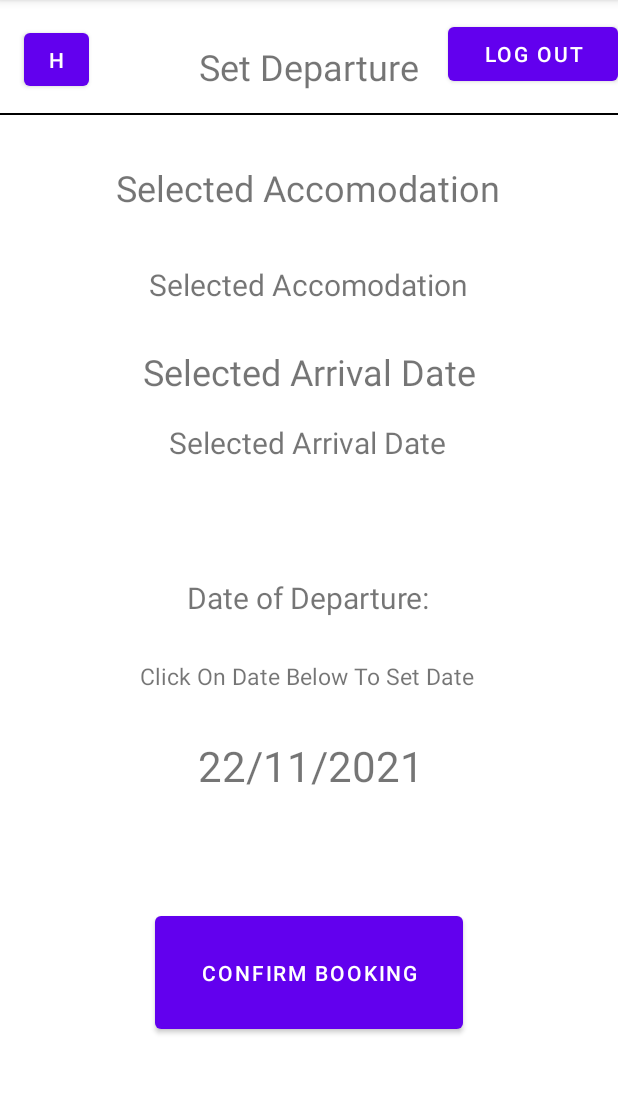
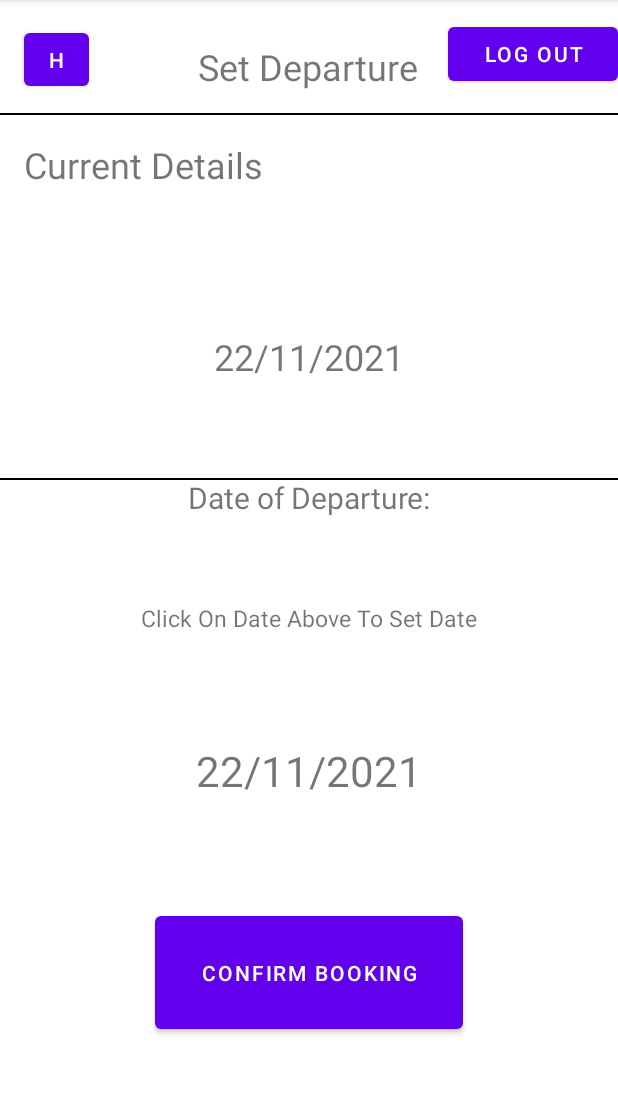
Before and after one commit to J4yLo/FarmBnB, an Android app: the MakeABooking2 screen opened directly, with no data from a screen before it, after a tap on "SET DEPARTURE DATE", on a phone screen of 412 x 824 dp, the part 84-1178 px from its top. Run offline under Robolectric (Android 15) with nearby library versions, the phone set to English and light mode, and no system bars.

Commit message:
Passing on Variables to different pages

```diff
--- a/app/src/main/java/com/example/farmbnb/MakeABooking2.java
+++ b/app/src/main/java/com/example/farmbnb/MakeABooking2.java
@@ -10,6 +10,7 @@ import android.view.View;
 import android.widget.Button;
 import android.widget.DatePicker;
 import android.widget.TextView;
+import android.widget.Toast;
 
 import java.util.Calendar;
 
@@ -20,6 +21,15 @@ public class MakeABooking2 extends AppCompatActivity {
     private Button btnLogOut3;
     private Button btnBack3;
     private TextView ArrivalDate;
+    private TextView txtSelectedAccomodation2;
+    private String SelectedDate = "None Selected Error";
+    private String Acc = "None Selected Error";
+    private String UserName = "Error";
+
+    // Variables to pass onto next view
+    public static final String DateOfArrival = "com.example.farmbnb.DateOfArrival";
+    public static final String Accommodation = "com.example.farmbnb.Accommodation";
+    public static final String UserID = "com.example.farmbnb.UserID";
 
 
 
@@ -29,10 +39,33 @@ public class MakeABooking2 extends AppCompatActivity {
         setContentView(R.layout.activity_make_abooking2);
 
 
+
+
+        //Get Variables From Login To Display UserName On Page
+        Intent AccommodationType = getIntent();
+        String Accom = AccommodationType.getStringExtra(MakeABooking.AccommodationType);
+
+
         ArrivalDate = findViewById(R.id.ArrivalDate);
         btnSelectDeparture = findViewById(R.id.btnSelectDeparture);
         btnLogOut3 = findViewById(R.id.btnLogOut3);
         btnBack3 = findViewById(R.id.btnBack3);
+        txtSelectedAccomodation2 = findViewById(R.id.txtSelectedAccomodation2);
+
+
+        //Get Variables From Previous View
+        Intent UserID = getIntent();
+        UserName = UserID.getStringExtra(MakeABooking.UserID);
+        //Toast.makeText(MakeABooking2.this, UserName, Toast.LENGTH_SHORT).show();
+
+
+
+
+
+
+        // Display Selected Accommodation in View
+        txtSelectedAccomodation2.setText(Accom);
+
 
         ArrivalDate.setText(getdate());
         arrivalDateSelector();
@@ -58,7 +91,8 @@ public class MakeABooking2 extends AppCompatActivity {
         btnSelectDeparture.setOnClickListener(new View.OnClickListener() {
             @Override
             public void onClick(View v) {
-
+                Acc = Accom;
+                SelectedDate = ArrivalDate.getText().toString();
                 openDepartureDates();
             }
         });
@@ -85,6 +119,8 @@ public class MakeABooking2 extends AppCompatActivity {
                 month = month + 1;
                 String chosenDate = dateFormat(day, month, year);
                 ArrivalDate.setText(chosenDate);
+                SelectedDate = chosenDate;
+
             }
         };
 
@@ -121,12 +157,17 @@ public class MakeABooking2 extends AppCompatActivity {
 
     public void openHomePage(){
         Intent HomePage = new Intent(MakeABooking2.this, HomePage.class);
+        HomePage.putExtra(UserID, UserName);
         startActivity(HomePage);
     }
 
     public void openDepartureDates(){
-        Intent MakeABooking3 = new Intent(MakeABooking2.this, MakeABooking3.class);
-        startActivity(MakeABooking3);
+        Intent openDepartureDates = new Intent(MakeABooking2.this, MakeABooking3.class);
+        openDepartureDates.putExtra(Accommodation, Acc);
+        openDepartureDates.putExtra(DateOfArrival, SelectedDate);
+        openDepartureDates.putExtra(UserID, UserName);
+        startActivity(openDepartureDates);
+
     }
 
 }
--- a/app/src/main/java/com/example/farmbnb/MakeABooking3.java
+++ b/app/src/main/java/com/example/farmbnb/MakeABooking3.java
@@ -16,17 +16,39 @@ import java.util.Calendar;
 
 public class MakeABooking3 extends AppCompatActivity {
 
+    // Variables to pass onto next view
+    public static final String UserID = "com.example.farmbnb.UserID";
+
+    // Variables for current form
     private DatePickerDialog Date2;
     private Button btnSelectDeparture;
     private Button btnLogOut4;
     private Button btnBack4;
     private Button btnConfirmBooking;
     private TextView DepartureDate;
-
+    private TextView txtSelectedAccomodation5;
+    private TextView txtSelectedAccomodation7;
+    private String UserName = "Error";
     @Override
     protected void onCreate(Bundle savedInstanceState) {
         super.onCreate(savedInstanceState);
         setContentView(R.layout.activity_make_abooking3);
+
+
+
+
+        // Get Variables From previous Form
+        Intent Accommodation = getIntent();
+        String Accom = Accommodation.getStringExtra(MakeABooking2.Accommodation);
+
+        Intent getDates = getIntent();
+        String Dates = getDates.getStringExtra(MakeABooking2.DateOfArrival);
+
+        Intent UID = getIntent();
+        UserName = UID.getStringExtra(MakeABooking2.UserID);
+
+
+        //Toast.makeText(MakeABooking3.this, UserName, Toast.LENGTH_SHORT).show();
 
 
         DepartureDate = findViewById(R.id.DepartureDate);
@@ -34,6 +56,12 @@ public class MakeABooking3 extends AppCompatActivity {
         btnConfirmBooking = findViewById(R.id.btnConfirmBooking);
         btnBack4 = findViewById(R.id.btnBack4);
         btnLogOut4 = findViewById(R.id.btnLogOut4);
+        txtSelectedAccomodation5 = findViewById(R.id.txtSelectedAccomodation5);
+        txtSelectedAccomodation7 = findViewById(R.id.txtSelectedAccomodation7);
+
+        // Set variables passed on from previous form
+        txtSelectedAccomodation5.setText(Accom);
+        txtSelectedAccomodation7.setText(Dates);
 
 
         DepartureDate.setText(getdate());
@@ -124,6 +152,7 @@ public class MakeABooking3 extends AppCompatActivity {
 
     public void openHomePage(){
         Intent HomePage = new Intent(MakeABooking3.this, HomePage.class);
+        HomePage.putExtra(UserID, UserName);
         startActivity(HomePage);
     }
 
--- a/app/src/main/res/layout/activity_make_abooking2.xml
+++ b/app/src/main/res/layout/activity_make_abooking2.xml
@@ -84,10 +84,11 @@
 
     <TextView
         android:id="@+id/txtSelectedAccomodation2"
-        android:layout_width="wrap_content"
-        android:layout_height="wrap_content"
+        android:layout_width="216dp"
+        android:layout_height="38dp"
         android:layout_marginTop="116dp"
         android:text="Selected Accomodation"
+        android:textAlignment="center"
         android:textSize="20dp"
         app:layout_constraintEnd_toEndOf="parent"
         app:layout_constraintHorizontal_bias="0.497"
--- a/app/src/main/res/layout/activity_make_abooking3.xml
+++ b/app/src/main/res/layout/activity_make_abooking3.xml
@@ -11,14 +11,12 @@
       android:id="@+id/date5"
       android:layout_width="wrap_content"
       android:layout_height="wrap_content"
-      android:text="Click On Date Below To Set Date"
+      android:layout_marginTop="56dp"
+      android:text="Click On Date Above To Set Date"
       android:textSize="15dp"
-      app:layout_constraintBottom_toTopOf="@+id/DepartureDate"
       app:layout_constraintEnd_toEndOf="parent"
-      app:layout_constraintHorizontal_bias="0.494"
       app:layout_constraintStart_toStartOf="parent"
-      app:layout_constraintTop_toBottomOf="@+id/date4"
-      app:layout_constraintVertical_bias="0.484" />
+      app:layout_constraintTop_toBottomOf="@+id/date4" />
 
   <TextView
       android:id="@+id/textView13"
@@ -29,6 +27,7 @@
       android:textSize="24dp"
       app:layout_constraintBottom_toTopOf="@+id/view10"
       app:layout_constraintEnd_toEndOf="parent"
+      app:layout_constraintHorizontal_bias="0.498"
       app:layout_constraintStart_toStartOf="parent"
       app:layout_constraintTop_toTopOf="parent"
       app:layout_constraintVertical_bias="0.0" />
@@ -37,19 +36,18 @@
       android:id="@+id/date4"
       android:layout_width="wrap_content"
       android:layout_height="wrap_content"
-      android:layout_marginTop="76dp"
+      android:layout_marginTop="64dp"
       android:text="Date of Departure:"
       android:textSize="20dp"
       app:layout_constraintEnd_toEndOf="parent"
-      app:layout_constraintHorizontal_bias="0.498"
       app:layout_constraintStart_toStartOf="parent"
-      app:layout_constraintTop_toBottomOf="@+id/txtSelectedAccomodation8" />
+      app:layout_constraintTop_toBottomOf="@+id/txtSelectedAccomodation7" />
 
   <TextView
       android:id="@+id/txtSelectedAccomodation5"
       android:layout_width="wrap_content"
       android:layout_height="wrap_content"
-      android:layout_marginTop="32dp"
+      android:layout_marginTop="68dp"
       android:text="Selected Accomodation"
       android:textSize="24dp"
       app:layout_constraintBottom_toTopOf="@+id/txtSelectedAccomodation2"
@@ -59,43 +57,30 @@
       app:layout_constraintTop_toBottomOf="@+id/view10" />
 
   <TextView
+      android:id="@+id/txtSelectedAccomodation3"
+      android:layout_width="wrap_content"
+      android:layout_height="wrap_content"
+      android:layout_marginTop="12dp"
+      android:text="Current Details"
+      android:textSize="24dp"
+      app:layout_constraintBottom_toTopOf="@+id/txtSelectedAccomodation5"
+      app:layout_constraintEnd_toEndOf="parent"
+      app:layout_constraintHorizontal_bias="0.063"
+      app:layout_constraintStart_toStartOf="parent"
+      app:layout_constraintTop_toBottomOf="@+id/view10"
+      app:layout_constraintVertical_bias="0.208" />
+
+  <TextView
       android:id="@+id/txtSelectedAccomodation7"
       android:layout_width="wrap_content"
       android:layout_height="wrap_content"
-      android:layout_marginTop="28dp"
+      android:layout_marginTop="44dp"
       android:text="Selected Arrival Date"
       android:textSize="24dp"
       app:layout_constraintBottom_toTopOf="@+id/txtSelectedAccomodation2"
       app:layout_constraintEnd_toEndOf="parent"
       app:layout_constraintStart_toStartOf="parent"
-      app:layout_constraintTop_toBottomOf="@+id/txtSelectedAccomodation6" />
-
-  <TextView
-      android:id="@+id/txtSelectedAccomodation6"
-      android:layout_width="wrap_content"
-      android:layout_height="wrap_content"
-      android:layout_marginBottom="496dp"
-      android:text="Selected Accomodation"
-      android:textSize="20dp"
-      app:layout_constraintBottom_toBottomOf="parent"
-      app:layout_constraintEnd_toEndOf="parent"
-      app:layout_constraintHorizontal_bias="0.497"
-      app:layout_constraintStart_toStartOf="parent"
-      app:layout_constraintTop_toBottomOf="@+id/txtSelectedAccomodation5"
-      app:layout_constraintVertical_bias="0.333" />
-
-  <TextView
-      android:id="@+id/txtSelectedAccomodation8"
-      android:layout_width="wrap_content"
-      android:layout_height="wrap_content"
-      android:text="Selected Arrival Date"
-      android:textSize="20dp"
-      app:layout_constraintBottom_toBottomOf="parent"
-      app:layout_constraintEnd_toEndOf="parent"
-      app:layout_constraintHorizontal_bias="0.497"
-      app:layout_constraintStart_toStartOf="parent"
-      app:layout_constraintTop_toBottomOf="@+id/txtSelectedAccomodation7"
-      app:layout_constraintVertical_bias="0.037" />
+      app:layout_constraintTop_toBottomOf="@+id/txtSelectedAccomodation5" />
 
   <Button
       android:id="@+id/btnConfirmBooking"
@@ -111,16 +96,15 @@
       android:id="@+id/DepartureDate"
       android:layout_width="wrap_content"
       android:layout_height="wrap_content"
-      android:layout_marginTop="52dp"
+      android:layout_marginBottom="72dp"
       android:onClick="openDatePicker"
       android:text="Departure Date"
       android:textSize="28dp"
       app:layout_constraintBottom_toTopOf="@+id/btnConfirmBooking"
       app:layout_constraintEnd_toEndOf="parent"
-      app:layout_constraintHorizontal_bias="0.504"
       app:layout_constraintStart_toStartOf="parent"
-      app:layout_constraintTop_toBottomOf="@+id/date4"
-      app:layout_constraintVertical_bias="0.265" />
+      app:layout_constraintTop_toBottomOf="@+id/date5"
+      app:layout_constraintVertical_bias="1.0" />
 
   <Button
       android:id="@+id/btnBack4"
@@ -149,6 +133,18 @@
       app:layout_constraintTop_toTopOf="parent"
       app:layout_constraintVertical_bias="0.098" />
 
+  <View
+      android:id="@+id/view13"
+      android:layout_width="0dp"
+      android:layout_height="1dp"
+      android:background="@color/black"
+      app:layout_constraintBottom_toBottomOf="parent"
+      app:layout_constraintEnd_toEndOf="parent"
+      app:layout_constraintHorizontal_bias="0.0"
+      app:layout_constraintStart_toStartOf="parent"
+      app:layout_constraintTop_toTopOf="parent"
+      app:layout_constraintVertical_bias="0.416" />
+
   <Button
       android:id="@+id/btnLogOut4"
       android:layout_width="113dp"
```
Also changed, not shown: app/src/main/java/com/example/farmbnb/HomePage.java (+24 -1 lines), app/src/main/java/com/example/farmbnb/MainActivity.java (+7 -0 lines), app/src/main/java/com/example/farmbnb/MakeABooking.java (+22 -0 lines), app/src/main/java/com/example/farmbnb/ViewAndManageBookings.java (+13 -5 lines), app/src/main/res/layout/activity_home_page.xml (+13 -0 lines), app/src/main/res/layout/activity_view_and_manage_bookings.xml (+15 -18 lines).
